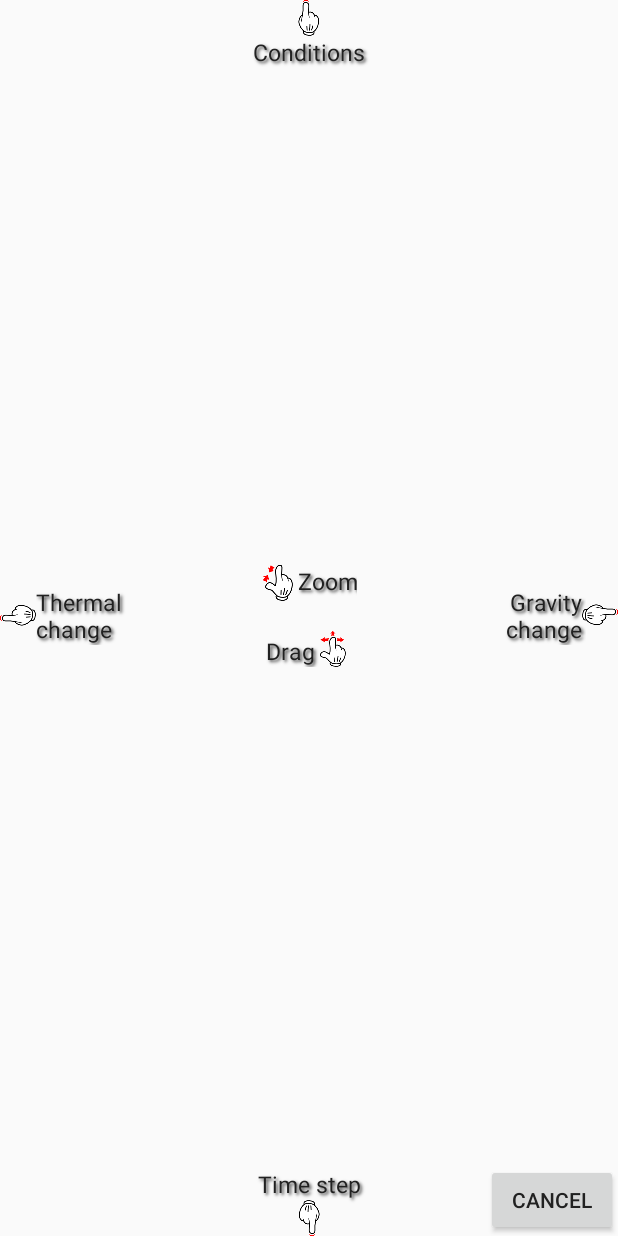
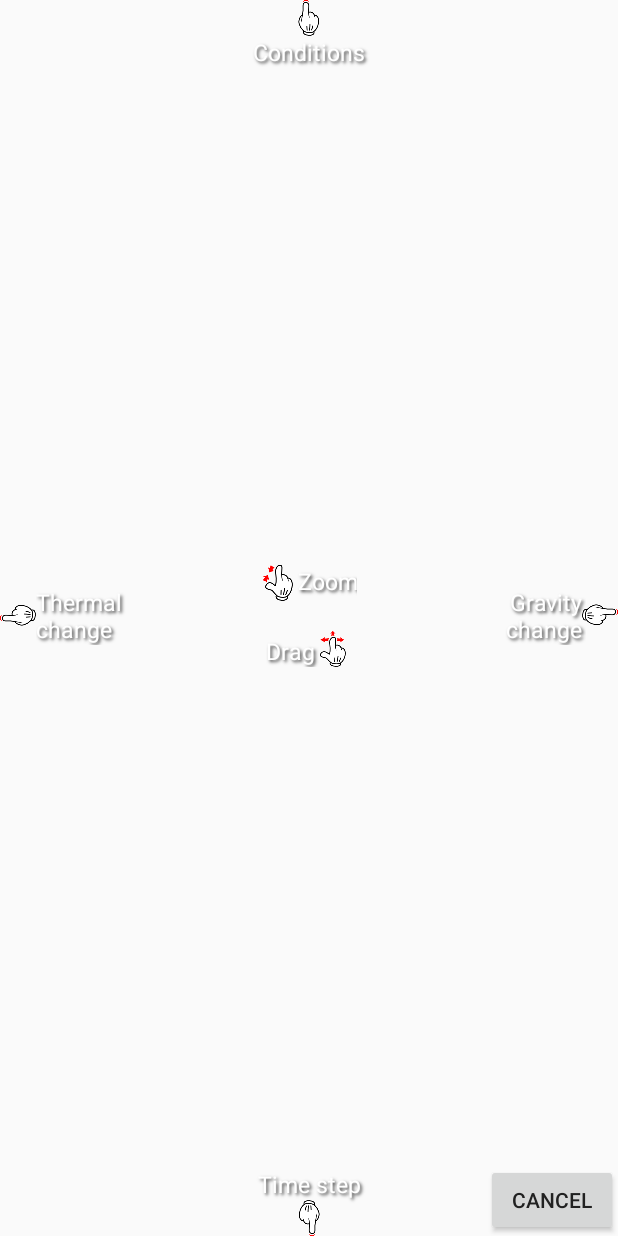
Before and after one commit to mkulesh/molecularDynamics, an Android app: the layout surface_touch_schema.xml on its own in the app's theme, with its tools: preview values and no code run, on a phone screen of 412 x 824 dp. Run offline under Robolectric (Android 15) with nearby library versions, the phone set to English and light mode, and no system bars.

Commit message:
Fixed colors

```diff
--- a/app/src/main/res/layout/surface_touch_schema.xml
+++ b/app/src/main/res/layout/surface_touch_schema.xml
@@ -14,7 +14,8 @@
             android:drawableTop="@drawable/multitouch_simpletap"
             android:gravity="center_horizontal"
             android:textAppearance="@style/SurfaceSchemaTextAppearance"
-            android:text="@string/conditions_change_dialog"/>
+            android:text="@string/conditions_change_dialog"
+            android:textColor="@color/mmd_icons"/>
     </TableRow>
 
     <TableRow
@@ -29,7 +30,8 @@
             android:drawableLeft="@drawable/multitouch_simpletap_left"
             android:gravity="left"
             android:textAppearance="@style/SurfaceSchemaTextAppearance"
-            android:text="@string/thermal_change_dialog" />
+            android:text="@string/thermal_change_dialog"
+            android:textColor="@color/mmd_icons"/>
 
         <LinearLayout
             android:layout_width="match_parent"
@@ -45,7 +47,8 @@
                 android:gravity="center_horizontal|top"
                 android:paddingBottom="10dp"
                 android:textAppearance="@style/SurfaceSchemaTextAppearance"
-                android:text="@string/action_zoom" />
+                android:text="@string/action_zoom"
+                android:textColor="@color/mmd_icons"/>
 
             <TextView
                 android:layout_width="wrap_content"
@@ -54,7 +57,8 @@
                 android:gravity="center_horizontal|bottom"
                 android:paddingTop="10dp"
                 android:textAppearance="@style/SurfaceSchemaTextAppearance"
-                android:text="@string/action_drag" />
+                android:text="@string/action_drag"
+                android:textColor="@color/mmd_icons"/>
         </LinearLayout>
 
         <TextView
@@ -63,7 +67,8 @@
             android:drawableRight="@drawable/multitouch_simpletap_right"
             android:gravity="right"
             android:textAppearance="@style/SurfaceSchemaTextAppearance"
-            android:text="@string/gravity_change_dialog" />
+            android:text="@string/gravity_change_dialog"
+            android:textColor="@color/mmd_icons"/>
     </TableRow>
 
     <TableRow
@@ -85,7 +90,8 @@
             android:drawableBottom="@drawable/multitouch_simpletap_bottom"
             android:gravity="center_horizontal"
             android:textAppearance="@style/SurfaceSchemaTextAppearance"
-            android:text="@string/timestep_change_dialog" />
+            android:text="@string/timestep_change_dialog"
+            android:textColor="@color/mmd_icons"/>
 
         <Button
     		android:id="@+id/button_cancel"
```
Also changed, not shown: app/src/main/res/drawable-hdpi/ic_action_help.png, app/src/main/res/drawable-hdpi/ic_action_settings.png, app/src/main/res/drawable-mdpi/ic_action_help.png, app/src/main/res/drawable-mdpi/ic_action_settings.png, app/src/main/res/drawable-xhdpi/ic_action_help.png, app/src/main/res/drawable-xhdpi/ic_action_settings.png, app/src/main/res/drawable-xxhdpi/ic_action_help.png, app/src/main/res/drawable-xxhdpi/ic_action_settings.png, app/src/main/res/drawable-xxxhdpi/ic_action_help.png, app/src/main/res/drawable-xxxhdpi/ic_action_settings.png, app/src/main/res/raw/ic_action_help.svg, app/src/main/res/raw/ic_action_settings.svg.
